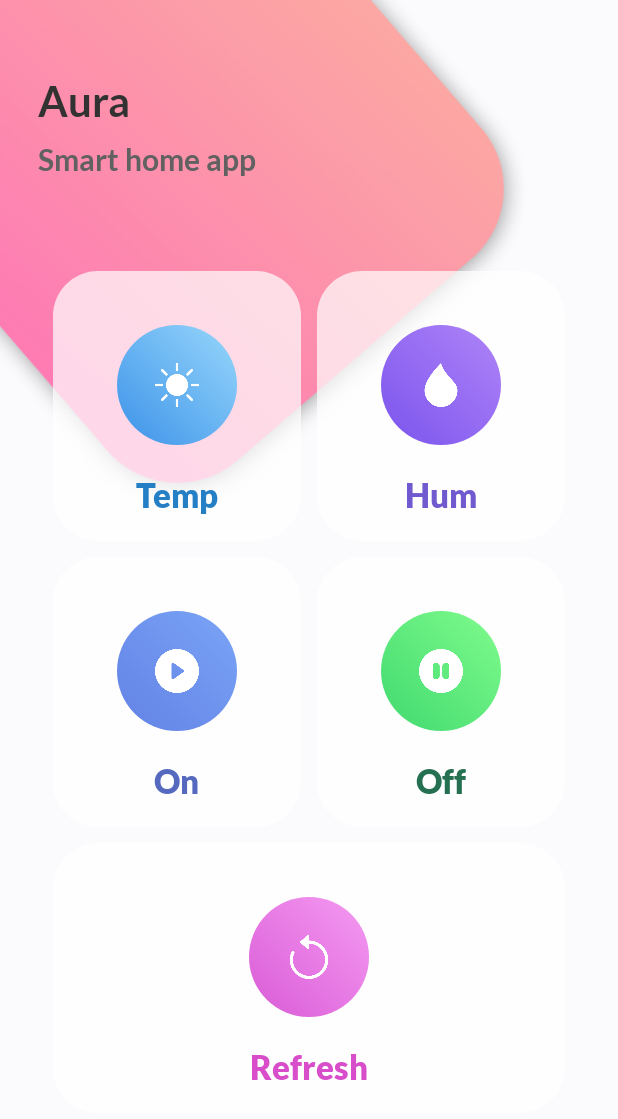
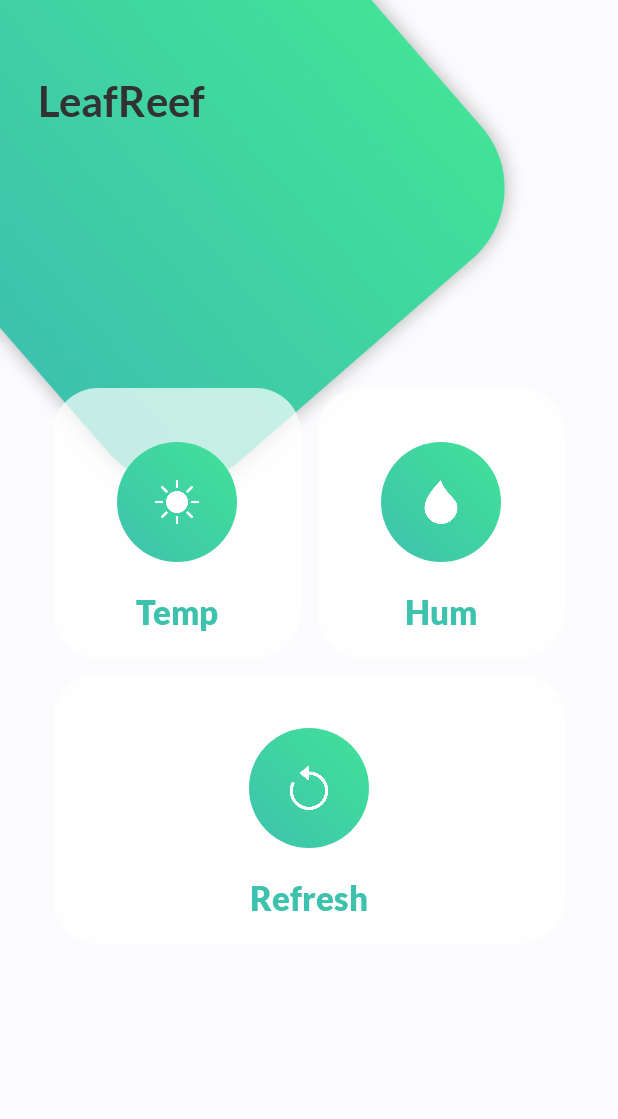
Before and after one commit to LeafReef/anise, an Android app: the screen it shows after launch (MainActivity), on a phone screen of 412 x 824 dp. Shown: the top 1119 px of the screen. Run offline under Robolectric (Android 15) with nearby library versions, the phone set to English and light mode, and no system bars; our stand-ins replace Volley; network calls fail.

Commit message:
Refactor names, remove assets and change color theme

```diff
--- a/app/src/main/AndroidManifest.xml
+++ b/app/src/main/AndroidManifest.xml
@@ -1,5 +1,6 @@
 <?xml version="1.0" encoding="utf-8"?>
 <manifest xmlns:android="http://schemas.android.com/apk/res/android"
+    xmlns:tools="http://schemas.android.com/tools"
     package="com.maxim.leafreef">
 
     <uses-permission android:name="android.permission.INTERNET" />
@@ -11,7 +12,8 @@
         android:roundIcon="@mipmap/ic_launcher_round"
         android:supportsRtl="true"
         android:usesCleartextTraffic="true"
-        android:theme="@style/Theme.ModernDashbord">
+        android:theme="@style/Theme.LeafReef"
+        tools:targetApi="m">
         <activity android:name=".MainActivity">
             <intent-filter>
                 <action android:name="android.intent.action.MAIN" />
--- a/app/src/main/java/com/maxim/leafreef/MainActivity.java
+++ b/app/src/main/java/com/maxim/leafreef/MainActivity.java
@@ -3,26 +3,20 @@ package com.maxim.leafreef;
 import androidx.annotation.RequiresApi;
 import androidx.appcompat.app.AppCompatActivity;
 
+import android.annotation.SuppressLint;
 import android.graphics.Color;
 import android.os.Build;
 import android.os.Bundle;
 import android.view.View;
 import android.view.WindowManager;
-import android.widget.LinearLayout;
 import android.widget.TextView;
-import android.widget.Toast;
-import android.widget.VideoView;
 
 import com.android.volley.Request;
 import com.android.volley.RequestQueue;
-import com.android.volley.Response;
-import com.android.volley.VolleyError;
 import com.android.volley.toolbox.JsonObjectRequest;
-import com.android.volley.toolbox.StringRequest;
 import com.android.volley.toolbox.Volley;
 
 import org.json.JSONException;
-import org.json.JSONObject;
 
 public class MainActivity extends AppCompatActivity {
 
@@ -43,69 +37,28 @@ public class MainActivity extends AppCompatActivity {
     public void getSensorData() {
         String url = "https://leafreef.herokuapp.com/api/list";
 
-        TextView tempText = (TextView) findViewById(R.id.temperature_text);
-        TextView humText = (TextView) findViewById(R.id.humidity_text);
+        TextView tempText = findViewById(R.id.temperature_text);
+        TextView humText = findViewById(R.id.humidity_text);
 
         RequestQueue queue = Volley.newRequestQueue(this);
 
-        JsonObjectRequest request = new JsonObjectRequest(Request.Method.GET, url, null,
-                new Response.Listener<JSONObject>() {
-                    @Override
-                    public void onResponse(JSONObject response) {
+        @SuppressLint("SetTextI18n") JsonObjectRequest request = new JsonObjectRequest(Request.Method.GET, url, null,
+                response -> {
                     try {
                         temperature = response.getInt("temperature");
                         humidity = response.getInt("humidity");
-
-                            System.out.println(temperature);
 
                         tempText.setText(temperature + "°C");
                         humText.setText(humidity + "%");
                     } catch (JSONException e) {
                         e.printStackTrace();
                     }
-                    }
-                }, new Response.ErrorListener() {
-            @Override
-            public void onErrorResponse(VolleyError e) {
-                System.out.println("Error getting data");
-                e.printStackTrace();
-            }
-        });
+                }, Throwable::printStackTrace);
 
         queue.add(request);
-    }
-
-    public void sendPostRequest(String url) {
-        RequestQueue queue = Volley.newRequestQueue(this);
-
-        StringRequest stringRequest = new StringRequest(Request.Method.POST, url,
-                new Response.Listener<String>() {
-                    @Override
-                    public void onResponse(String response) {
-                        System.out.println(response);
-                    }
-                }, new Response.ErrorListener() {
-            @Override
-            public void onErrorResponse(VolleyError error) {
-                error.printStackTrace();
-            }
-        });
-        queue.add(stringRequest);
     }
 
     public void refreshSensorData(View view) {
         getSensorData();
     }
-
-    public void toggleOn(View view) {
-        String onUrl = "http://192.168.1.8:3000/on";
-
-        sendPostRequest(onUrl);
 }
-
-    public void toggleOff(View view) {
-        String onUrl = "http://192.168.1.8:3000/off";
-
-        sendPostRequest(onUrl);
-    }
-}
--- a/app/src/main/res/drawable/bills_img_background.xml
+++ /dev/null
@@ -1,5 +0,0 @@
-<shape xmlns:android="http://schemas.android.com/apk/res/android">
-    <gradient android:startColor="#ECA275"
-        android:endColor="#F8C5AA" android:angle="45"/>
-    <corners android:radius="50dp"/>
-</shape>
--- /dev/null
+++ b/app/src/main/res/drawable/card_background.xml
@@ -0,0 +1,5 @@
+<shape xmlns:android="http://schemas.android.com/apk/res/android">
+    <gradient android:startColor="#3DC2AD"
+        android:endColor="#42E298" android:angle="45"/>
+    <corners android:radius="50dp"/>
+</shape>
--- a/app/src/main/res/drawable/entertainment_img_background.xml
+++ /dev/null
@@ -1,5 +0,0 @@
-<shape xmlns:android="http://schemas.android.com/apk/res/android">
-    <gradient android:startColor="#6282E5"
-        android:endColor="#7AA4F6" android:angle="45"/>
-    <corners android:radius="50dp"/>
-</shape>
--- a/app/src/main/res/drawable/general_img_background.xml
+++ /dev/null
@@ -1,5 +0,0 @@
-<shape xmlns:android="http://schemas.android.com/apk/res/android">
-    <gradient android:startColor="#3C92E9"
-        android:endColor="#97D7FB" android:angle="45"/>
-    <corners android:radius="50dp"/>
-</shape>
--- a/app/src/main/res/drawable/grocery_img_background.xml
+++ /dev/null
@@ -1,5 +0,0 @@
-<shape xmlns:android="http://schemas.android.com/apk/res/android">
-    <gradient android:startColor="#40D96F"
-        android:endColor="#80FC8C" android:angle="45"/>
-    <corners android:radius="50dp"/>
-</shape>
--- a/app/src/main/res/drawable/shopping_ing_background.xml
+++ /dev/null
@@ -1,5 +0,0 @@
-<shape xmlns:android="http://schemas.android.com/apk/res/android">
-    <gradient android:startColor="#D95BD6"
-        android:endColor="#F59BF2" android:angle="45"/>
-    <corners android:radius="50dp"/>
-</shape>
--- a/app/src/main/res/drawable/transport_ing_background.xml
+++ /dev/null
@@ -1,5 +0,0 @@
-<shape xmlns:android="http://schemas.android.com/apk/res/android">
-    <gradient android:startColor="#7B54ED"
-        android:endColor="#AF84F8" android:angle="45"/>
-    <corners android:radius="50dp"/>
-</shape>
--- a/app/src/main/res/layout/activity_main.xml
+++ b/app/src/main/res/layout/activity_main.xml
@@ -13,7 +13,8 @@
         android:layout_width="match_parent"
         android:layout_height="match_parent"
         android:scaleType="centerCrop"
-        android:src="@drawable/dashbord_bacground" />
+        android:src="@drawable/background"
+        android:contentDescription="@string/background" />
 
     <LinearLayout
         android:id="@+id/linearLayout"
@@ -31,19 +32,10 @@
             android:layout_width="match_parent"
             android:layout_height="wrap_content"
             android:fontFamily="@font/lato_bold"
-            android:text="Aura"
+            android:text="@string/app_title"
             android:textColor="@color/text_color_header"
             android:textSize="28sp"
             android:textStyle="bold" />
-
-        <TextView
-            android:layout_width="wrap_content"
-            android:layout_height="wrap_content"
-            android:layout_marginTop="10dp"
-            android:fontFamily="@font/lato_bold"
-            android:text="Smart home app"
-            android:textColor="@color/text_color_description"
-            android:textSize="20sp" />
     </LinearLayout>
 
     <LinearLayout
@@ -75,7 +67,7 @@
                 app:cardBackgroundColor="@android:color/transparent"
                 app:cardCornerRadius="30dp"
                 app:cardElevation="0dp"
-                >
+                tools:ignore="NestedWeights">
 
 
                 <LinearLayout
@@ -90,19 +82,19 @@
                         android:layout_width="80dp"
                         android:layout_height="80dp"
                         android:layout_margin="20dp"
-                        android:background="@drawable/general_img_background"
+                        android:background="@drawable/card_background"
                         android:padding="25dp"
                         android:src="@drawable/temp_icon"
                         app:tint="#fff"
-                        android:contentDescription="TODO" />
+                        android:contentDescription="@string/temp_image" />
 
                     <TextView
                         android:id="@+id/temperature_text"
                         android:layout_width="wrap_content"
                         android:layout_height="wrap_content"
                         android:fontFamily="@font/lato_black"
-                        android:text="Temp"
-                        android:textColor="#257FC5"
+                        android:text="@string/temp_text"
+                        android:textColor="#3DC2AD"
                         android:textSize="22sp" />
                 </LinearLayout>
             </androidx.cardview.widget.CardView>
@@ -130,111 +122,25 @@
                         android:layout_width="80dp"
                         android:layout_height="80dp"
                         android:layout_margin="20dp"
-                        android:background="@drawable/transport_ing_background"
+                        android:background="@drawable/card_background"
                         android:padding="25dp"
                         android:src="@drawable/hum_icon"
-                        app:tint="#fff" />
+                        app:tint="#fff"
+                        android:contentDescription="@string/hum_image" />
 
                     <TextView
                         android:id="@+id/humidity_text"
                         android:layout_width="wrap_content"
                         android:layout_height="wrap_content"
                         android:fontFamily="@font/lato_black"
-                        android:text="Hum"
-                        android:textColor="#7159CF"
+                        android:text="@string/hum_text"
+                        android:textColor="#3DC2AD"
                         android:textSize="22sp" />
                 </LinearLayout>
             </androidx.cardview.widget.CardView>
         </LinearLayout>
 
-        <LinearLayout
-            android:layout_width="match_parent"
-            android:layout_height="0dp"
-            android:layout_weight="2"
-            android:orientation="horizontal">
 
-            <androidx.cardview.widget.CardView
-                android:layout_width="0dp"
-                android:layout_height="180dp"
-                android:layout_margin="5dp"
-                android:layout_weight="1"
-                android:clickable="true"
-                android:focusable="true"
-                android:onClick="toggleOn"
-                android:foreground="?android:attr/selectableItemBackground"
-                app:cardBackgroundColor="@android:color/transparent"
-                app:cardCornerRadius="30dp"
-                app:cardElevation="0dp">
-
-
-                <LinearLayout
-                    android:layout_width="match_parent"
-                    android:layout_height="match_parent"
-                    android:background="@color/background_color_50"
-                    android:gravity="center"
-                    android:orientation="vertical">
-
-                    <ImageView
-                        android:layout_width="80dp"
-                        android:layout_height="80dp"
-                        android:layout_margin="20dp"
-                        android:background="@drawable/entertainment_img_background"
-                        android:padding="25dp"
-                        android:src="@drawable/on_icon"
-                        app:tint="#fff" />
-
-                    <TextView
-                        android:layout_width="wrap_content"
-                        android:layout_height="wrap_content"
-                        android:fontFamily="@font/lato_black"
-                        android:text="On"
-                        android:textColor="#5569BF"
-                        android:textSize="22sp" />
-                </LinearLayout>
-            </androidx.cardview.widget.CardView>
-
-
-            <androidx.cardview.widget.CardView
-                android:layout_width="0dp"
-                android:layout_height="180dp"
-                android:layout_margin="5dp"
-                android:layout_weight="1"
-                android:clickable="true"
-                android:focusable="true"
-                android:onClick="toggleOff"
-                android:foreground="?android:attr/selectableItemBackground"
-                app:cardBackgroundColor="@android:color/transparent"
-                app:cardCornerRadius="30dp"
-                app:cardElevation="0dp">
-
-
-                <LinearLayout
-                    android:layout_width="match_parent"
-                    android:layout_height="match_parent"
-                    android:background="@color/background_color_50"
-                    android:gravity="center"
-                    android:orientation="vertical">
-
-                    <ImageView
-                        android:layout_width="80dp"
-                        android:layout_height="80dp"
-                        android:layout_margin="20dp"
-                        android:background="@drawable/grocery_img_background"
-                        android:padding="25dp"
-                        android:src="@drawable/off_icon"
-                        app:tint="#fff"
-                        android:contentDescription="TODO" />
-
-                    <TextView
-                        android:layout_width="wrap_content"
-                        android:layout_height="wrap_content"
-                        android:fontFamily="@font/lato_black"
-                        android:text="Off"
-                        android:textColor="#257051"
-                        android:textSize="22sp" />
-                </LinearLayout>
-            </androidx.cardview.widget.CardView>
-        </LinearLayout>
 
         <LinearLayout
             android:layout_width="match_parent"
@@ -254,7 +160,7 @@
                 app:cardBackgroundColor="@android:color/transparent"
                 app:cardCornerRadius="30dp"
                 app:cardElevation="0dp"
-                tools:ignore="NestedWeights">
+                tools:ignore="NestedWeights,UsingOnClickInXml">
 
                 <LinearLayout
                     android:layout_width="match_parent"
@@ -267,19 +173,19 @@
                         android:layout_width="80dp"
                         android:layout_height="80dp"
                         android:layout_margin="20dp"
-                        android:background="@drawable/shopping_ing_background"
+                        android:background="@drawable/card_background"
                         android:padding="25dp"
                         android:src="@drawable/refresh_icon"
                         app:tint="#fff"
-                        android:contentDescription="TODO" />
+                        android:contentDescription="@string/refresh_image" />
 
                     <TextView
                         android:id="@+id/refresh_text"
                         android:layout_width="wrap_content"
                         android:layout_height="wrap_content"
                         android:fontFamily="@font/lato_black"
-                        android:text="Refresh"
-                        android:textColor="#D84DCA"
+                        android:text="@string/refresh_text"
+                        android:textColor="#3DC2AD"
                         android:textSize="22sp" />
                 </LinearLayout>
             </androidx.cardview.widget.CardView>
--- a/app/src/main/res/values-night/themes.xml
+++ b/app/src/main/res/values-night/themes.xml
@@ -1,6 +1,6 @@
 <resources xmlns:tools="http://schemas.android.com/tools">
     <!-- Base application theme. -->
-    <style name="Theme.ModernDashbord" parent="Theme.MaterialComponents.DayNight.NoActionBar">
+    <style name="Theme.LeafReef" parent="Theme.MaterialComponents.DayNight.NoActionBar">
         <!-- Primary brand color. -->
         <item name="colorPrimary">@color/purple_200</item>
         <item name="colorPrimaryVariant">@color/purple_700</item>
--- a/app/src/main/res/values/strings.xml
+++ b/app/src/main/res/values/strings.xml
@@ -1,3 +1,11 @@
 <resources>
     <string name="app_name">LeafReef</string>
+    <string name="app_title">LeafReef</string>
+    <string name="background">background</string>
+    <string name="temp_text">Temp</string>
+    <string name="temp_image">temp_image</string>
+    <string name="hum_image">hum_image</string>
+    <string name="hum_text">Hum</string>
+    <string name="refresh_image">refresh</string>
+    <string name="refresh_text">Refresh</string>
 </resources>
--- a/app/src/main/res/values/themes.xml
+++ b/app/src/main/res/values/themes.xml
@@ -1,6 +1,6 @@
 <resources xmlns:tools="http://schemas.android.com/tools">
     <!-- Base application theme. -->
-    <style name="Theme.ModernDashbord" parent="Theme.MaterialComponents.DayNight.NoActionBar">
+    <style name="Theme.LeafReef" parent="Theme.MaterialComponents.DayNight.NoActionBar">
         <!-- Primary brand color. -->
         <item name="colorPrimary">@color/purple_500</item>
         <item name="colorPrimaryVariant">@color/purple_700</item>
```
Also changed, not shown: app/src/main/res/drawable/background.png (added), app/src/main/res/drawable/dashbord_bacground.png (deleted), app/src/main/res/drawable/gas_icon.png (deleted), app/src/main/res/drawable/off_icon.png (deleted), app/src/main/res/drawable/on_icon.png (deleted). Lines whose indentation alone changed are shown as unchanged.
